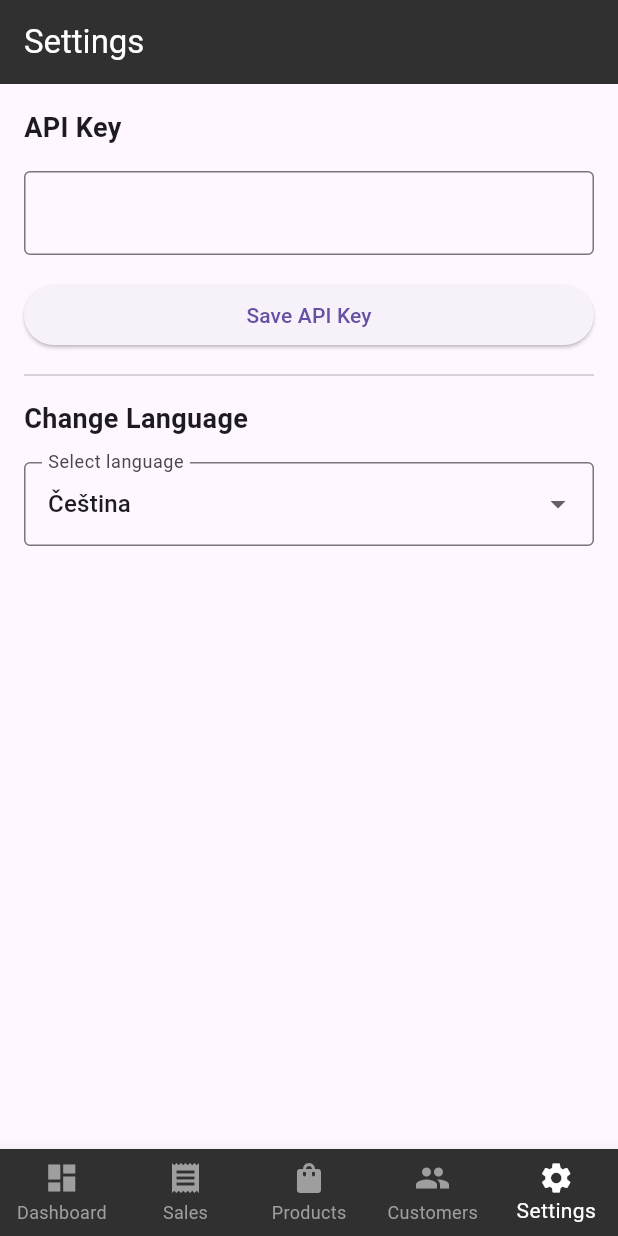
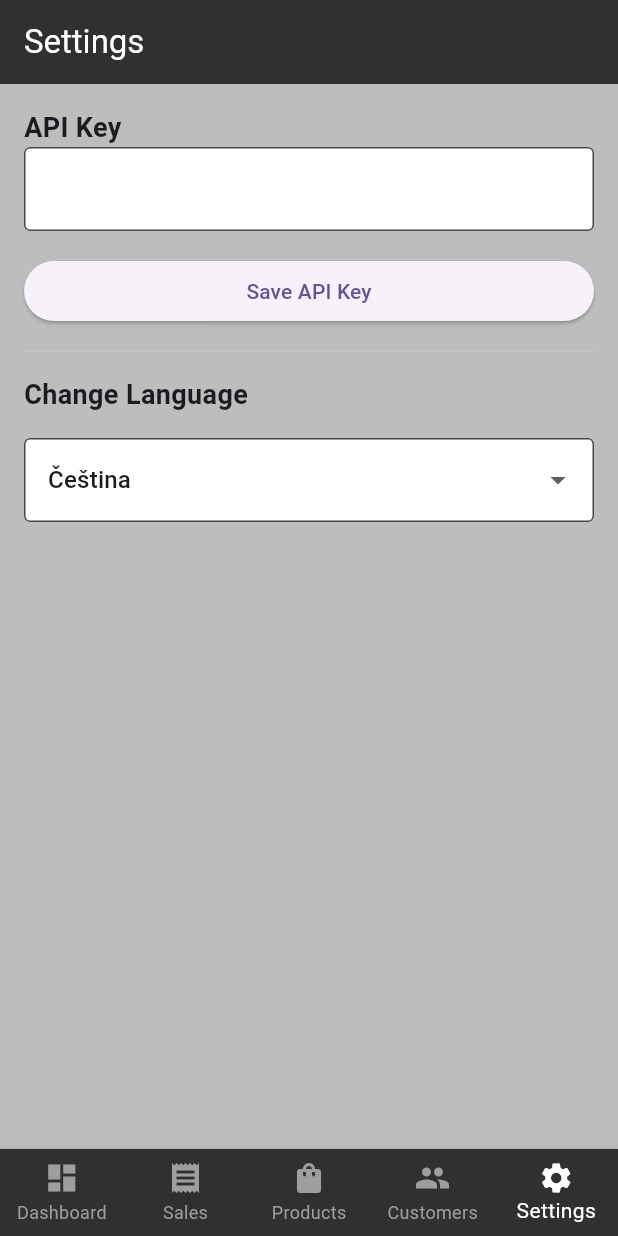
Before and after one commit to Tomakas/elementarypos_office, a Flutter app: the screen it shows after launch, item 5 of the bottom bar chosen, on a phone screen of 412 x 824 dp. Run offline on Flutter 3.47's test engine with Material 3 defaults, Android fonts, the phone set to English and light mode, and no system bars; our stand-ins replace fl_chart, shared_preferences; network calls fail.

Commit message:
Šedé pozadí.

```diff
--- a/lib/main.dart
+++ b/lib/main.dart
@@ -64,7 +64,12 @@ class _MyAppState extends State<MyApp> {
         supportedLocales: const [
           Locale('cs', 'CZ'),
           Locale('en', 'US'),
+          Locale('es', 'ES'),
+
         ],
+        theme: ThemeData(
+        scaffoldBackgroundColor: Colors.grey[400],
+        ),
         home: MainScreen(
           updateApiKey: (String apiKey) async {},
           onLanguageChange: _updateLocale,
--- a/lib/screens/settings_screen.dart
+++ b/lib/screens/settings_screen.dart
@@ -84,10 +84,11 @@ class _SettingsScreenState extends State<SettingsScreen> {
               localizations.translate('apiKeyLabel'),
               style: const TextStyle(fontSize: 18, fontWeight: FontWeight.bold),
             ),
-            const SizedBox(height: 16.0),
             TextField(
               controller: _apiKeyController,
               decoration: InputDecoration(
+                filled: true, // Přidáme výplň
+                fillColor: Colors.white, // Nastavíme bílou barvu pozadí
                 border: const OutlineInputBorder(),
               ),
             ),
@@ -105,7 +106,8 @@ class _SettingsScreenState extends State<SettingsScreen> {
             DropdownButtonFormField<String>(
               value: _currentLanguageCode,
               decoration: InputDecoration(
-                labelText: localizations.translate('selectLanguage'),
+                filled: true,
+                fillColor: Colors.white,
                 border: const OutlineInputBorder(),
               ),
               items: _languageOptions.entries
```
